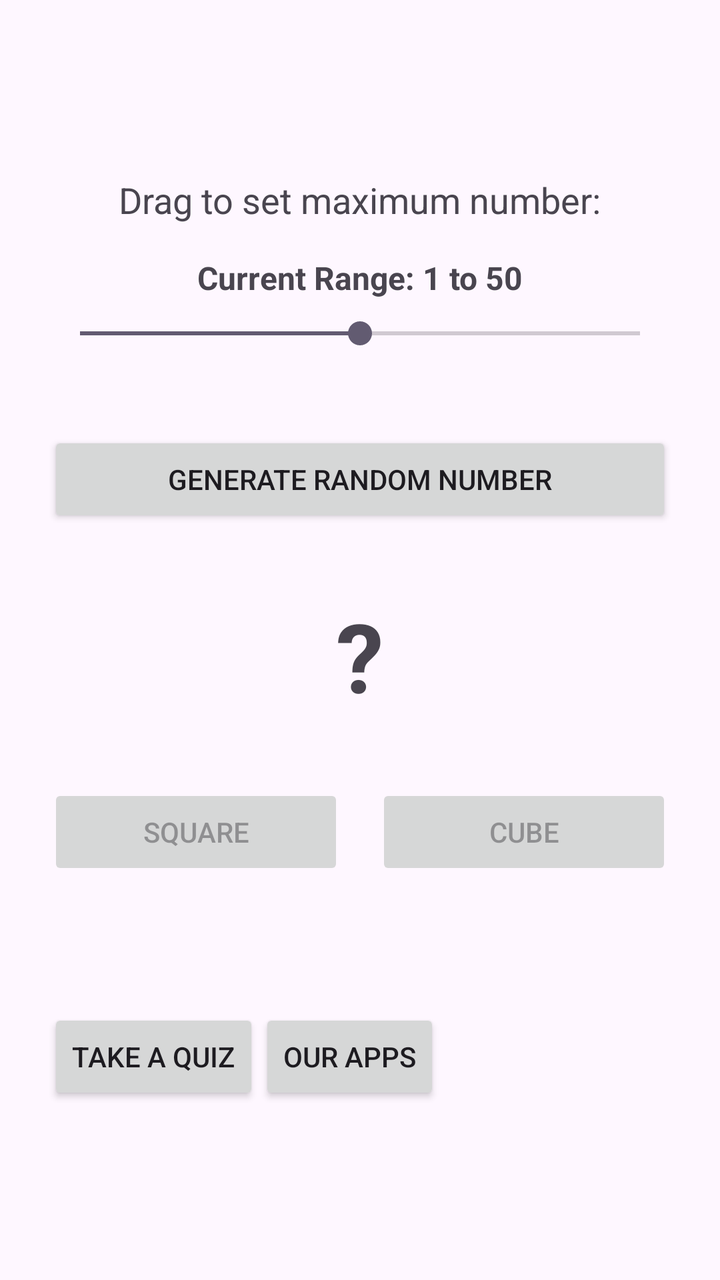
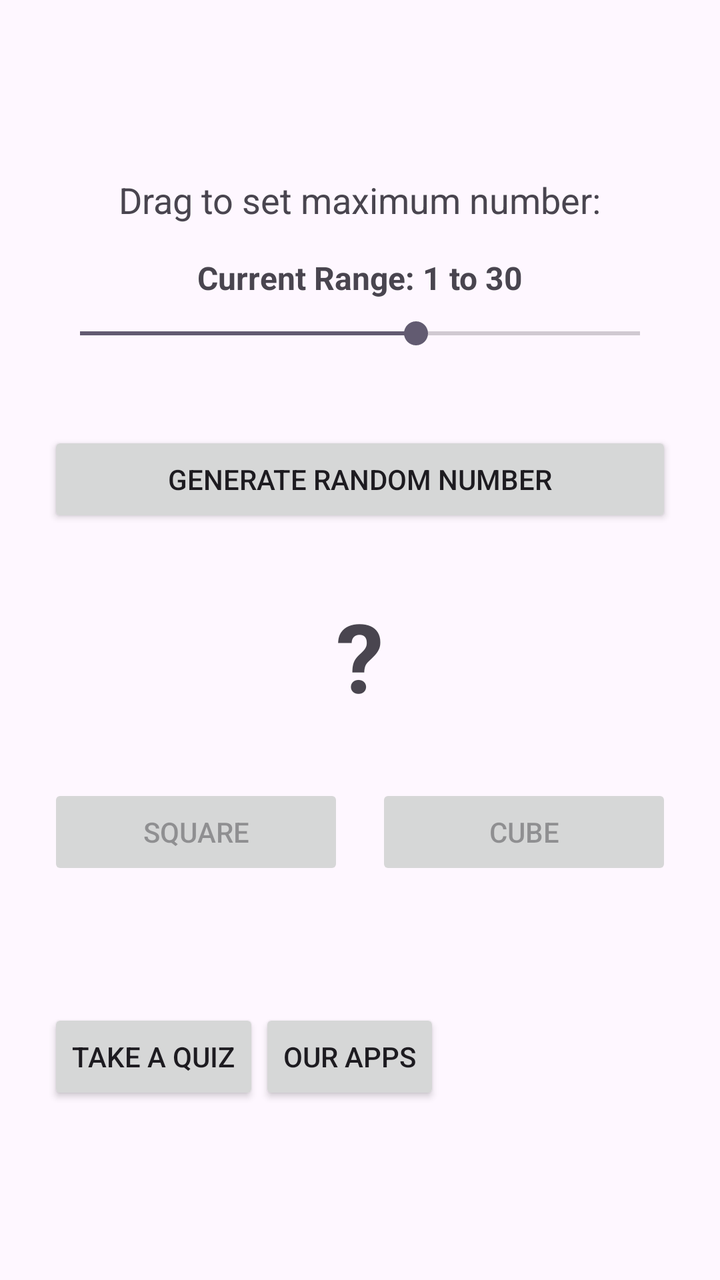

Two renders of the same Android screen: before a commit and after it. Below are the layout's source before the change and the commit's diff.
<!-- AndroidManifest.xml: application theme Theme.SCPractice -->
<!-- res/layout/activity_main.xml -->
<?xml version="1.0" encoding="utf-8"?>
<LinearLayout xmlns:android="http://schemas.android.com/apk/res/android"
    xmlns:tools="http://schemas.android.com/tools"
    android:id="@+id/main"
    android:layout_width="match_parent"
    android:layout_height="match_parent"
    android:gravity="center"
    android:orientation="vertical"
    android:padding="24dp"
    tools:context=".MainActivity">

    <TextView
        android:layout_width="wrap_content"
        android:layout_height="wrap_content"
        android:layout_marginBottom="16dp"
        android:text="Drag to set maximum number:"
        android:textSize="18sp" />

    <TextView
        android:id="@+id/tvRangeLabel"
        android:layout_width="wrap_content"
        android:layout_height="wrap_content"
        android:layout_marginBottom="8dp"
        android:text="Current Range: 1 to 50"
        android:textSize="16sp"
        android:textStyle="bold" />

    
    <SeekBar
        android:id="@+id/seekBarMax"
        android:layout_width="match_parent"
        android:layout_height="wrap_content"
        android:layout_marginBottom="24dp"
        android:max="100"
        android:progress="50" />

    <androidx.appcompat.widget.AppCompatButton
        android:id="@+id/btnGenerate"
        android:layout_width="match_parent"
        android:layout_height="wrap_content"
        android:layout_marginTop="16dp"
        android:text="Generate Random Number" />

    <TextView
        android:id="@+id/tvRandomNumber"
        android:layout_width="wrap_content"
        android:layout_height="wrap_content"
        android:layout_marginTop="32dp"
        android:layout_marginBottom="32dp"
        android:text="?"
        android:textSize="48sp"
        android:textStyle="bold" />

    <LinearLayout
        android:layout_width="match_parent"
        android:layout_height="wrap_content"
        android:gravity="center"
        android:orientation="horizontal">

        <androidx.appcompat.widget.AppCompatButton
            android:id="@+id/btnSquare"
            android:layout_width="0dp"
            android:layout_height="wrap_content"
            android:layout_marginEnd="8dp"
            android:layout_weight="1"
            android:enabled="false"
            android:text="Square" />

        <androidx.appcompat.widget.AppCompatButton
            android:id="@+id/btnCube"
            android:layout_width="0dp"
            android:layout_height="wrap_content"
            android:layout_marginStart="8dp"
            android:layout_weight="1"
            android:enabled="false"
            android:text="Cube" />
    </LinearLayout>

    <TextView
        android:id="@+id/tvResult"
        android:layout_width="wrap_content"
        android:layout_height="wrap_content"
        android:layout_marginTop="32dp"
        android:text=""
        android:textAlignment="center"
        android:textColor="#FF0000"
        android:textSize="24sp" />

    <LinearLayout
        android:layout_width="match_parent"
        android:layout_height="wrap_content">

        <androidx.appcompat.widget.AppCompatButton
            android:id="@+id/btnQuiz"
            android:layout_width="wrap_content"
            android:layout_height="wrap_content"
            android:text="take a Quiz" />

        <androidx.appcompat.widget.AppCompatButton
            android:id="@+id/btnOnlineQuiz"
            android:layout_width="wrap_content"
            android:layout_height="wrap_content"
            android:text="Our Apps" />

    </LinearLayout>

</LinearLayout>
<!-- resources referenced by this layout -->
<resources>
  <style name="Theme.SCPractice" parent="Base.Theme.SCPractice" />
  <style name="Base.Theme.SCPractice" parent="Theme.Material3.DayNight.NoActionBar">
          
          
      </style>
</resources>

<!-- the commit's change to res/layout/activity_main.xml (unified diff, before → after) -->
@@ -16,23 +16,23 @@
         android:text="Drag to set maximum number:"
         android:textSize="18sp" />
 
+    
     <TextView
         android:id="@+id/tvRangeLabel"
         android:layout_width="wrap_content"
         android:layout_height="wrap_content"
         android:layout_marginBottom="8dp"
-        android:text="Current Range: 1 to 50"
+        android:text="Current Range: 1 to 30"
         android:textSize="16sp"
         android:textStyle="bold" />
 
-    
     <SeekBar
         android:id="@+id/seekBarMax"
         android:layout_width="match_parent"
         android:layout_height="wrap_content"
         android:layout_marginBottom="24dp"
-        android:max="100"
-        android:progress="50" />
+        android:max="50"
+        android:progress="30" />
 
     <androidx.appcompat.widget.AppCompatButton
         android:id="@+id/btnGenerate"
